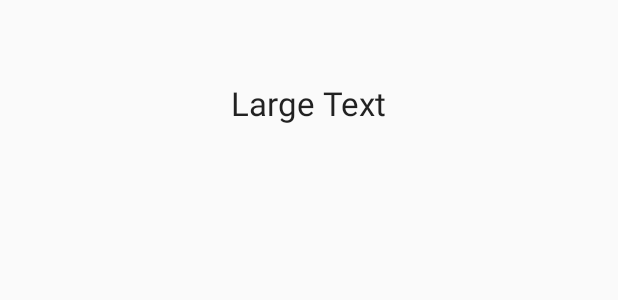
After one commit to yoinergomez/WakeUpNow, an Android app: the layout activity_alarma_qr.xml on its own in the app's theme, with its tools: preview values and no code run, on a phone screen of 412 x 824 dp. The commit adds this screen. Shown: the top 300 px of the screen. Run offline under Robolectric (Android 15) with nearby library versions, the phone set to English and light mode, and no system bars.

```diff
--- a/app/src/main/java/grp02/udea/edu/co/wakeupnow/MainActivity.java
+++ b/app/src/main/java/grp02/udea/edu/co/wakeupnow/MainActivity.java
@@ -84,14 +84,14 @@ public class MainActivity extends AppCompatActivity {
                             agregarAlarma(selectedHour, selectedMinute);
                             Toast.makeText(getApplicationContext(), selectedHour + ":" + selectedMinute + " " + timePicker.getBaseline(), Toast.LENGTH_LONG).show();
 
-
+                            /*
                             //new IntentIntegrator((Activity) MainActivity.this).initiateScan();
                             IntentIntegrator integrator = new IntentIntegrator((Activity) MainActivity.this);
                             integrator.setCaptureActivity(OrientacionPortraitScanner.class);
                             integrator.setPrompt("Escanee el codigo QR para apagar la alarma");
                             integrator.setOrientationLocked(true);
                             integrator.initiateScan();
-
+                            */
 
 
 
--- /dev/null
+++ b/app/src/main/res/layout/activity_alarma_qr.xml
@@ -0,0 +1,21 @@
+<?xml version="1.0" encoding="utf-8"?>
+<RelativeLayout xmlns:android="http://schemas.android.com/apk/res/android"
+    xmlns:tools="http://schemas.android.com/tools"
+    android:layout_width="match_parent"
+    android:layout_height="match_parent"
+    android:paddingBottom="@dimen/activity_vertical_margin"
+    android:paddingLeft="@dimen/activity_horizontal_margin"
+    android:paddingRight="@dimen/activity_horizontal_margin"
+    android:paddingTop="@dimen/activity_vertical_margin"
+    tools:context="grp02.udea.edu.co.wakeupnow.AlarmaQR">
+
+    <TextView
+        android:layout_width="wrap_content"
+        android:layout_height="wrap_content"
+        android:textAppearance="?android:attr/textAppearanceLarge"
+        android:text="Large Text"
+        android:id="@+id/info_QR"
+        android:layout_alignParentTop="true"
+        android:layout_centerHorizontal="true"
+        android:layout_marginTop="38dp" />
+</RelativeLayout>
```
Also changed, not shown: app/src/main/AndroidManifest.xml (+5 -3 lines), app/src/main/java/grp02/udea/edu/co/wakeupnow/AlarmReceiver.java (+17 -5 lines), app/src/main/java/grp02/udea/edu/co/wakeupnow/AlarmaQR.java (added, +80 -0 lines).
